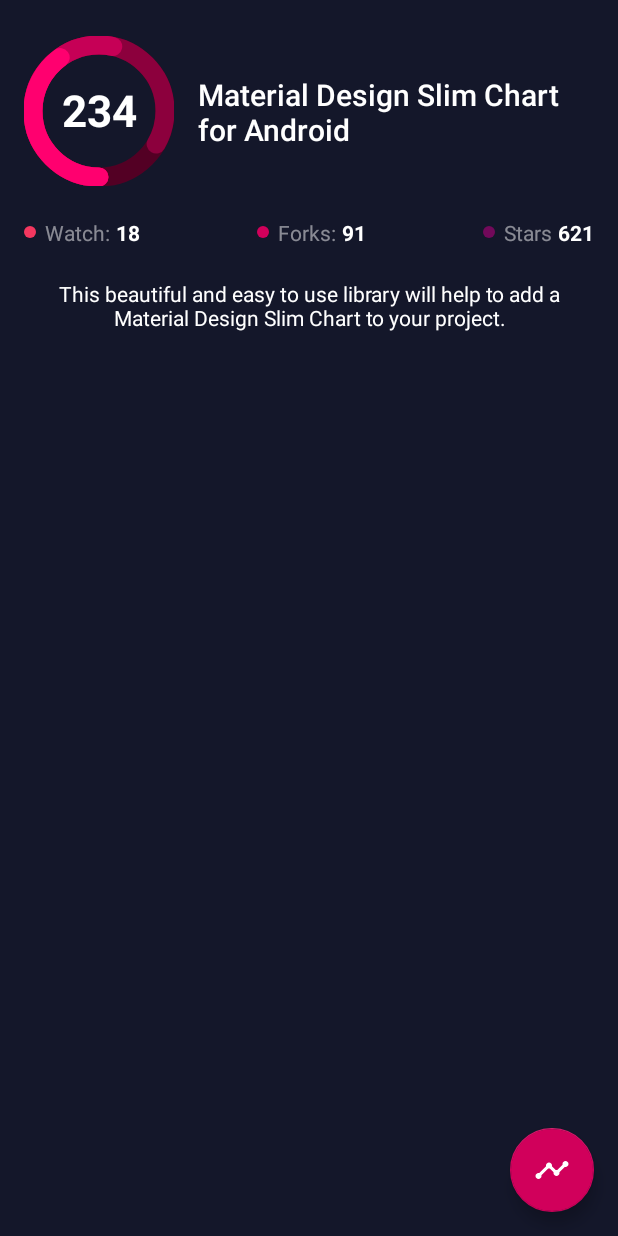
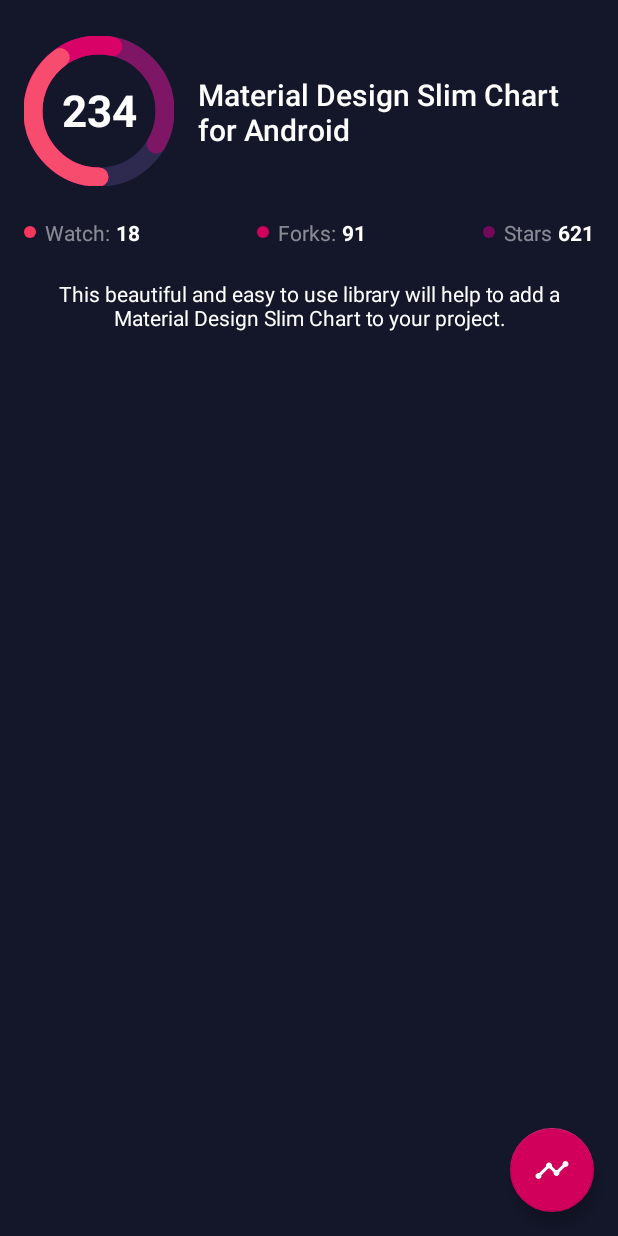
Before and after one commit to mancj/SlimChart, an Android app: the screen it shows after launch (MainActivity), on a phone screen of 412 x 824 dp. Run offline under Robolectric (Android 15) with nearby library versions, the phone set to English and light mode, and no system bars.

Commit message:
Stat Object Creation
*Create Stat Object for setting paired stat value and color.

```diff
--- a/SlimChart/src/main/java/com/mancj/slimchart/SlimChart.java
+++ b/SlimChart/src/main/java/com/mancj/slimchart/SlimChart.java
@@ -20,6 +20,9 @@ import android.view.animation.DecelerateInterpolator;
 
 import java.util.ArrayList;
 import java.util.Collections;
+import java.util.Comparator;
+import java.util.LinkedHashMap;
+import java.util.Map;
 
 public class SlimChart extends View {
     private static final float DEFAULT_SIZE = 100;
@@ -207,6 +210,32 @@ public class SlimChart extends View {
         return stats;
     }
 
+    public void setStatList(ArrayList<Stat> statList) {
+        Collections.sort(statList, new Comparator<Stat>() {
+            public int compare(Stat o1, Stat o2) {
+                if (o1.getValue() == null || o2.getValue() == null)
+                    return 0;
+                Float t1 = o1.getValue();
+                Float t2 = o2.getValue();
+                if (t1 > t2)
+                    return -1;
+                else if (t1 < t2)
+                    return 1;
+                else
+                    return 0;
+            }
+        });
+        stats = new ArrayList<>();
+        colors = new ArrayList<>();
+        for (Stat stat : statList)
+        {
+            this.stats.add(stat.getValue());
+            this.colors.add(stat.getColor());
+        }
+        maxStat = stats.get(0); //First stat is the largest, save for arc calculations.
+        invalidate();
+    }
+
     public void setColor(ArrayList<Integer> colors) {
         this.colors = colors;
     }
--- /dev/null
+++ b/SlimChart/src/main/java/com/mancj/slimchart/Stat.java
@@ -0,0 +1,20 @@
+package com.mancj.slimchart;
+
+public class Stat {
+
+    Float s_value;
+    Integer s_color;
+
+    public Stat() {};
+
+    public Stat(Float value, Integer color) {
+        s_value = value;
+        s_color = color;
+    }
+
+    public Float getValue() { return s_value; }
+    public Integer getColor() { return s_color; }
+
+    public void setValue(Float value) { s_value = value; }
+    public void setColor(Integer color) { s_color = color; }
+}
--- a/app/src/main/java/com/mancj/example/MainActivity.java
+++ b/app/src/main/java/com/mancj/example/MainActivity.java
@@ -9,6 +9,7 @@ import android.view.MenuItem;
 import android.view.View;
 
 import com.mancj.slimchart.SlimChart;
+import com.mancj.slimchart.Stat;
 
 import java.util.ArrayList;
 
@@ -24,11 +25,11 @@ public class MainActivity extends AppCompatActivity {
         slimChart = (SlimChart) findViewById(R.id.slimChart);
 
         //Optional - create colors array
-        int[] colors = new int[4];
-        colors[0] = Color.rgb(46, 41,78);
-        colors[1] = Color.rgb(127, 22, 101);
-        colors[2] = Color.rgb(217, 3, 104);
-        colors[3] = Color.rgb(247, 76, 110);
+        ArrayList<Integer> colors = new ArrayList<>();
+        colors.add(Color.rgb(46, 41,78));
+        colors.add(Color.rgb(127, 22, 101));
+        colors.add(Color.rgb(217, 3, 104));
+        colors.add(Color.rgb(247, 76, 110));
 //        slimChart.setColors(colors);
 
         /* Second way to set colors:
@@ -46,7 +47,14 @@ public class MainActivity extends AppCompatActivity {
         stats.add((float) 60);
         stats.add((float) 150);
         stats.add((float) 125);
-        slimChart.setStats(stats);
+//        slimChart.setStats(stats);
+
+        ArrayList<Stat> statList = new ArrayList<>();
+        statList.add(new Stat((float) 80, Color.rgb(217, 3, 104)));
+        statList.add(new Stat((float) 60, Color.rgb(247, 76, 110)));
+        statList.add(new Stat((float) 150, Color.rgb(46, 41,78)));
+        statList.add(new Stat((float) 125, Color.rgb(127, 22, 101)));
+        slimChart.setStatList(statList);
 
         /* Second way to set stats:
         *
```
